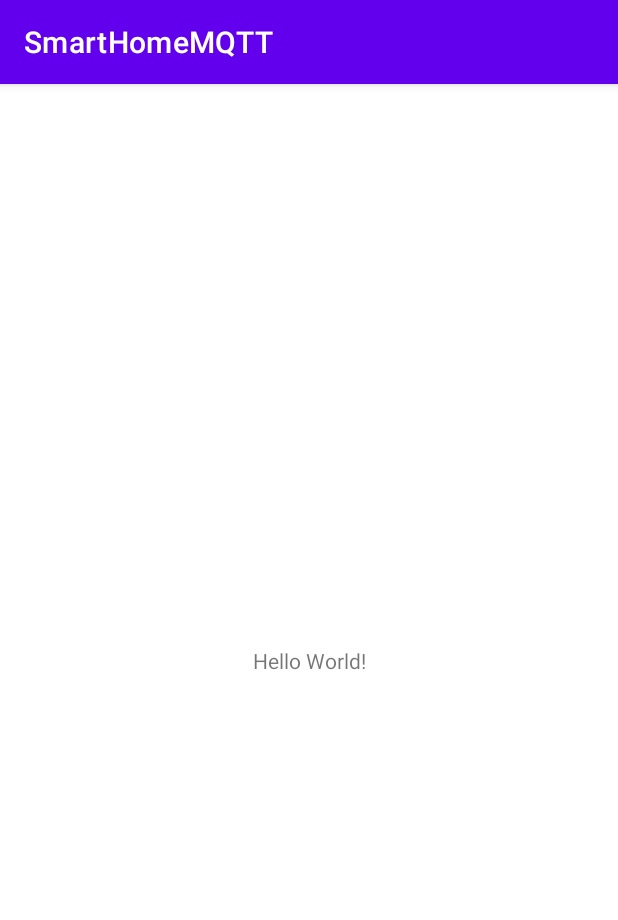
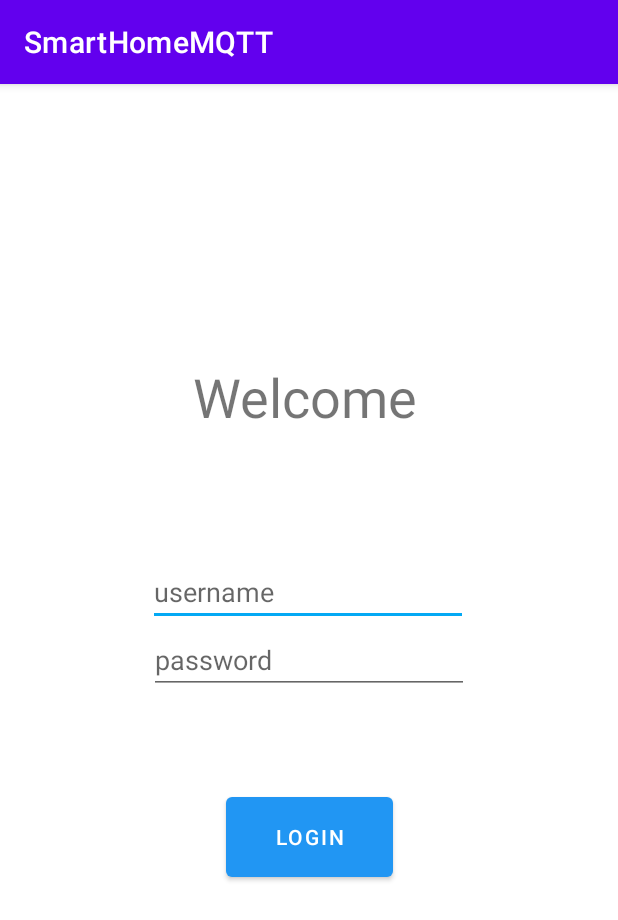
Before and after one commit to flogriesser/SmartHomeMQTT, an Android app: the screen it shows after launch (MainActivity), on a phone screen of 412 x 824 dp. Shown: the top 920 px of the screen. Run offline under Robolectric (Android 15) with nearby library versions, the phone set to English and light mode, and no system bars.

Commit message:
Ersten Prototyp der folgendes enthält: 1. Anmeldemaske (MainActivity) 2. Home-Bildschirm/Dashboard (HomeMainActivitiy) 3. Seite zum Hinzufügen von Devices (AddDeviceActivity)

```diff
--- a/app/src/main/AndroidManifest.xml
+++ b/app/src/main/AndroidManifest.xml
@@ -12,10 +12,11 @@
         <activity android:name=".MainActivity">
             <intent-filter>
                 <action android:name="android.intent.action.MAIN" />
-
                 <category android:name="android.intent.category.LAUNCHER" />
             </intent-filter>
         </activity>
+        <activity android:name=".AddDeviceActivity" />
+        <activity android:name=".HomeMainActivity" />
     </application>
 
 </manifest>
--- a/app/src/main/java/com/example/smarthomemqtt/MainActivity.java
+++ b/app/src/main/java/com/example/smarthomemqtt/MainActivity.java
@@ -2,7 +2,12 @@ package com.example.smarthomemqtt;
 
 import androidx.appcompat.app.AppCompatActivity;
 
+import android.content.Intent;
 import android.os.Bundle;
+import android.view.View;
+import android.widget.Button;
+import android.widget.EditText;
+import android.widget.TextView;
 
 public class MainActivity extends AppCompatActivity {
 
@@ -10,5 +15,23 @@ public class MainActivity extends AppCompatActivity {
     protected void onCreate(Bundle savedInstanceState) {
         super.onCreate(savedInstanceState);
         setContentView(R.layout.activity_main);
+
+        EditText username = (EditText)findViewById(R.id.username);
+        EditText password = (EditText)findViewById(R.id.password);
+        Button login_button = (Button) findViewById(R.id.login_button);
+        TextView login_error_text = (TextView) findViewById(R.id.login_error_text);
+
+        login_button.setOnClickListener(new View.OnClickListener() {
+            @Override
+            public void onClick(View v) {
+                if(username.getText().toString().equals("admin") && password.getText().toString().equals("admin")) {
+                    Intent intent = new Intent(MainActivity.this, HomeMainActivity.class);
+                    startActivity(intent);
+                }
+                else{
+                    login_error_text.setText("Wrong Credentials");
+                }
+            }
+        });
     }
 }
--- a/app/src/main/res/layout/activity_main.xml
+++ b/app/src/main/res/layout/activity_main.xml
@@ -7,12 +7,66 @@
     tools:context=".MainActivity">
 
     <TextView
-        android:layout_width="wrap_content"
-        android:layout_height="wrap_content"
-        android:text="Hello World!"
-        app:layout_constraintBottom_toBottomOf="parent"
+        android:id="@+id/textView"
+        android:layout_width="154dp"
+        android:layout_height="68dp"
+        android:layout_marginTop="184dp"
+        android:text="Welcome "
+        android:textSize="36sp"
+        app:layout_constraintHorizontal_bias="0.498"
         app:layout_constraintLeft_toLeftOf="parent"
         app:layout_constraintRight_toRightOf="parent"
         app:layout_constraintTop_toTopOf="parent" />
 
+    <Button
+        android:id="@+id/login_button"
+        android:layout_width="111dp"
+        android:layout_height="65dp"
+        android:text="Login"
+        app:backgroundTint="#2196F3"
+        app:layout_constraintBottom_toBottomOf="parent"
+        app:layout_constraintLeft_toLeftOf="parent"
+        app:layout_constraintRight_toRightOf="parent"
+        app:layout_constraintTop_toBottomOf="@+id/password"
+        app:layout_constraintVertical_bias="0.211" />
+
+    <EditText
+        android:id="@+id/username"
+        android:layout_width="wrap_content"
+        android:layout_height="wrap_content"
+        android:layout_marginTop="64dp"
+        android:autoText="true"
+        android:ems="10"
+        android:hint="username"
+        android:inputType="textPersonName"
+        app:layout_constraintEnd_toEndOf="parent"
+        app:layout_constraintHorizontal_bias="0.497"
+        app:layout_constraintStart_toStartOf="parent"
+        app:layout_constraintTop_toBottomOf="@+id/textView" />
+
+    <EditText
+        android:id="@+id/password"
+        android:layout_width="wrap_content"
+        android:layout_height="wrap_content"
+        android:ems="10"
+        android:hint="password"
+        android:inputType="textPersonName"
+        app:layout_constraintEnd_toEndOf="parent"
+        app:layout_constraintStart_toStartOf="parent"
+        app:layout_constraintTop_toBottomOf="@+id/username" />
+
+    <TextView
+        android:id="@+id/login_error_text"
+        android:layout_width="wrap_content"
+        android:layout_height="wrap_content"
+        android:layout_marginTop="18dp"
+        android:textColor="#F44336"
+        android:textSize="18sp"
+        app:layout_constraintBottom_toTopOf="@+id/login_button"
+        app:layout_constraintEnd_toEndOf="parent"
+        app:layout_constraintHorizontal_bias="0.498"
+        app:layout_constraintStart_toStartOf="parent"
+        app:layout_constraintTop_toBottomOf="@+id/password"
+        app:layout_constraintVertical_bias="0.111" />
+
 </androidx.constraintlayout.widget.ConstraintLayout>
--- a/app/src/main/res/values/colors.xml
+++ b/app/src/main/res/values/colors.xml
@@ -3,7 +3,7 @@
     <color name="purple_200">#FFBB86FC</color>
     <color name="purple_500">#FF6200EE</color>
     <color name="purple_700">#FF3700B3</color>
-    <color name="teal_200">#FF03DAC5</color>
+    <color name="teal_200">#03A9F4</color>
     <color name="teal_700">#FF018786</color>
     <color name="black">#FF000000</color>
     <color name="white">#FFFFFFFF</color>
```
